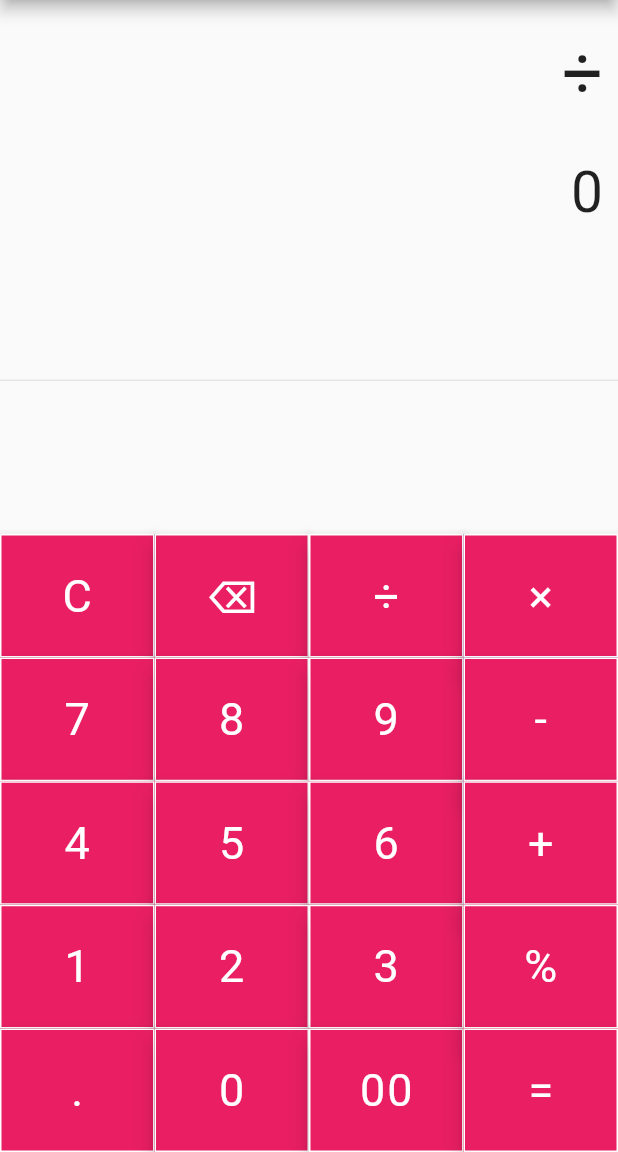
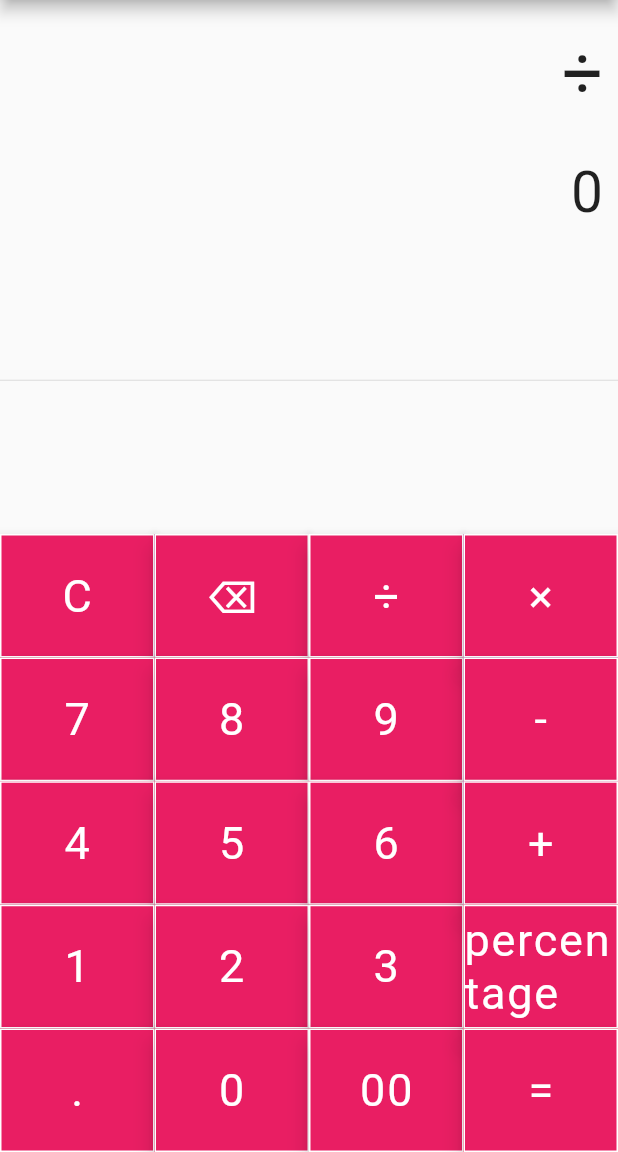
Before and after one commit to needyaya/s_in-s_up-chatpage, a Flutter app: the screen it shows after launch, after a tap on an icon or button, on a phone screen of 412 x 824 dp, the part 84-1236 px from its top. Run offline on Flutter 3.47's test engine with Material 2 defaults, Android fonts, the phone set to English and light mode, and no system bars; our stand-ins replace math_expressions.

Commit message:
new percentage

```diff
--- a/calculator/lib/main.dart
+++ b/calculator/lib/main.dart
@@ -46,8 +46,8 @@ class _SimpleCalculatorState extends State<SimpleCalculator> {
         equation = equation.substring(0, equation.length - 1);
         if (equation == "") {
           equation = "0";
-        } else if (buttonText == "%") {
-          table = equation.split("%");
+        } else if (buttonText == "percentage") {
+          table = equation.split("percentage");
           num = table.elementAt(0);
           num1 = table.elementAt(1);
           precentage = ((num - num1) / num1) * 100;
@@ -177,7 +177,7 @@ class _SimpleCalculatorState extends State<SimpleCalculator> {
                       buildButton("+", 1, Colors.blue),
                     ]),
                     TableRow(children: [
-                      buildButton("%", 1, Colors.redAccent),
+                      buildButton("percentage", 1, Colors.redAccent),
                     ]),
                     TableRow(children: [
                       buildButton("=", 1, Colors.redAccent),
```
